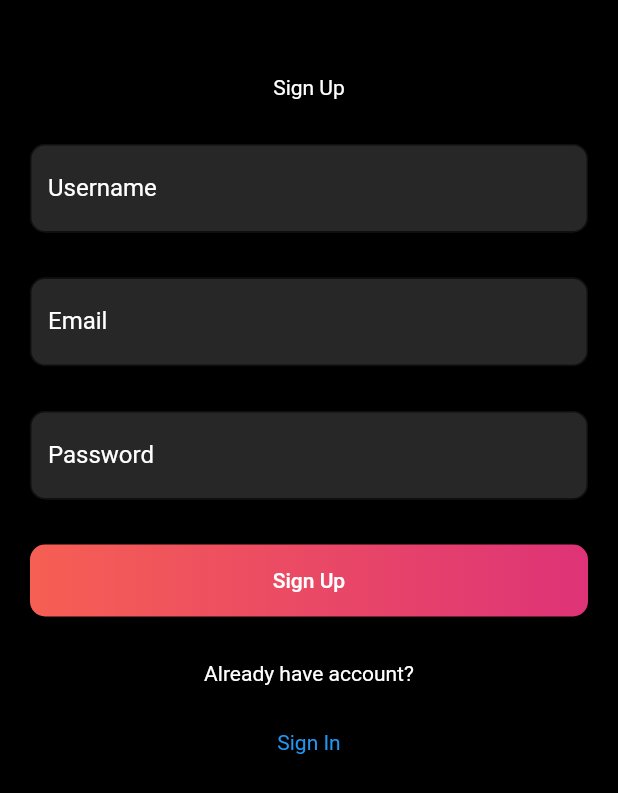
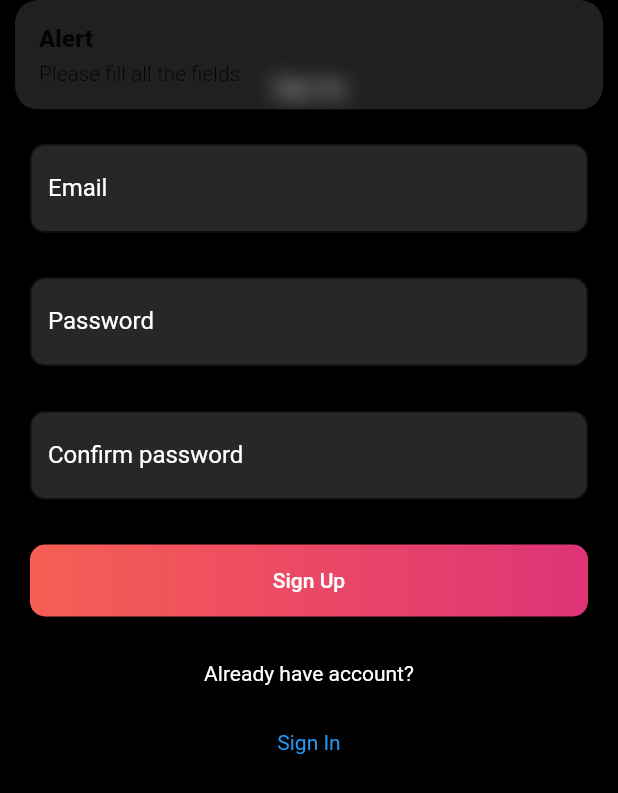
Before and after one commit to arunvg997733/Socion-Social-media-app, a Flutter app: the SighUpScreen screen opened directly, after a tap on "Sign Up", on a phone screen of 412 x 824 dp. Shown: the top 793 px of the screen. Run offline on Flutter 3.47's test engine with Material 2 defaults, Android fonts, the phone set to English and light mode, and no system bars; our stand-ins replace cloud_firestore, firebase_auth, firebase_core, get, google_sign_in; accounts and stored records are empty; network calls fail.

```diff
--- a/lib/core/constant.dart
+++ b/lib/core/constant.dart
@@ -3,6 +3,7 @@ import 'package:flutter/material.dart';
 const kwhite = Colors.white;
 const kblack = Colors.black;
 const kblue = Colors.blue;
+const kgreen = Colors.green;
 const kdarkgrey = Color(0xff272727);
 
 //Constant variable
@@ -10,3 +11,4 @@ const kdarkgrey = Color(0xff272727);
 final textcolor = kwhite;
 
 const kheight30 = SizedBox(height: 30,);
+const kwidth10 = SizedBox(width: 10,);
--- a/lib/main.dart
+++ b/lib/main.dart
@@ -3,6 +3,7 @@ import 'package:flutter/material.dart';
 import 'package:get/get.dart';
 import 'package:socion/core/constant.dart';
 import 'package:socion/view/screen_login.dart';
+import 'package:socion/view/screen_splash.dart';
 
 void main(List<String> args) async{
   WidgetsFlutterBinding.ensureInitialized();
@@ -20,7 +21,7 @@ class MyApp extends StatelessWidget {
       theme: ThemeData(
         scaffoldBackgroundColor: kblack
       ),
-      home: LoginScreen(),
+      home: SplashScreen(),
     );
   }
 }
--- a/lib/view/screen_signin.dart
+++ b/lib/view/screen_signin.dart
@@ -1,31 +1,35 @@
 import 'package:flutter/material.dart';
 import 'package:get/get.dart';
 import 'package:socion/core/constant.dart';
+import 'package:socion/controller/authcontroller.dart';
 import 'package:socion/view/screen_login.dart';
 import 'package:socion/view/widget/widget.dart';
 
 class SighUpScreen extends StatelessWidget {
    SighUpScreen({super.key});
 
-  final TextEditingController username = TextEditingController();
-  final TextEditingController password = TextEditingController();
-  final TextEditingController email = TextEditingController();
+   final getctr = Get.put(AuthController());
 
   @override
   Widget build(BuildContext context) {
+
+    final email = getctr.email.text;
+    final password = getctr.password.text;
+    final confirmpassword = getctr.confirmpassword.text;
     return Scaffold(
       body: SafeArea(
+        child: SingleChildScrollView(
           child: Padding(
             padding: const EdgeInsets.all(20.0),
             child: Column(children: [
               kheight30,
               const Text('Sign Up',style: TextStyle(color: kwhite),),
               kheight30,
-            TextFieldWidget(controller: username, hint: "Username"),
+              TextFieldWidget(controller: getctr.email, hint: "Email"),
               kheight30,
-            TextFieldWidget(controller: email, hint: "Email"),
+              HideTextFieldWidget(controller: getctr.password, hint: 'Password'),
               kheight30,
-            TextFieldWidget(controller: password, hint: 'Password'),
+              TextFieldWidget(controller: getctr.confirmpassword, hint: 'Confirm password'),
               kheight30,
               Container(
                       decoration: BoxDecoration(
@@ -37,10 +41,19 @@ class SighUpScreen extends StatelessWidget {
                         ),
                       child: TextButton(
 
+
                         onPressed: () {
-                        print(username.text);
-                        print(email.text);
-                        print(password.text);
+                          final email = getctr.email.text;
+                          final password = getctr.password.text;
+                          final confirmpassword = getctr.confirmpassword.text;
+
+                          if(email.isEmpty||password.isEmpty||confirmpassword.isEmpty){
+                            Get.snackbar("Alert", "Please fill all the fields");
+                          }else if(password != confirmpassword){
+                            Get.snackbar("Alert", "Check password");
+                          }else{
+                            getctr.signUp();
+                          }
                         // Get.to(()=>LoginScreen());
                       },child: const Center(child: Text('Sign Up',style: TextStyle(color: kwhite))),),
                     ),
@@ -55,6 +68,7 @@ class SighUpScreen extends StatelessWidget {
             ],),
           ),
         ),
+      ),
     );
   }
 }
--- a/lib/view/widget/widget.dart
+++ b/lib/view/widget/widget.dart
@@ -14,6 +14,7 @@ class TextFieldWidget extends StatelessWidget {
   @override
   Widget build(BuildContext context) {
     return TextField(
+            style: TextStyle(color: kwhite),
             controller: controller,
             decoration: InputDecoration(
               label:Text(hint!,style: TextStyle(color: kwhite),) ,
@@ -26,3 +27,31 @@ class TextFieldWidget extends StatelessWidget {
           );
   }
 }
+
+class HideTextFieldWidget extends StatelessWidget {
+  const HideTextFieldWidget({
+    super.key,
+    required this.controller,
+    required this.hint,
+  });
+
+  final TextEditingController controller;
+  final String? hint;
+
+  @override
+  Widget build(BuildContext context) {
+    return TextField(
+            obscureText: true,
+            style: TextStyle(color: kwhite),
+            controller: controller,
+            decoration: InputDecoration(
+              label:Text(hint!,style: TextStyle(color: kwhite),) ,
+              fillColor: kdarkgrey,
+              filled: true,
+              border: OutlineInputBorder(
+                borderRadius: BorderRadius.circular(10)
+              )
+            ),
+          );
+  }
+}
```
Also changed, not shown: lib/controller/authcontroller.dart (added, +113 -0 lines), lib/view/screen_createuser.dart (added, +90 -0 lines), lib/view/screen_forgotpassword.dart (added, +46 -0 lines), lib/view/screen_login.dart (+26 -10 lines), lib/view/screen_profile.dart (added, +24 -0 lines), lib/view/screen_splash.dart (added, +32 -0 lines), pubspec.yaml (+5 -3 lines), assets/google.png (added), pubspec.lock. Lines whose indentation alone changed are shown as unchanged.
